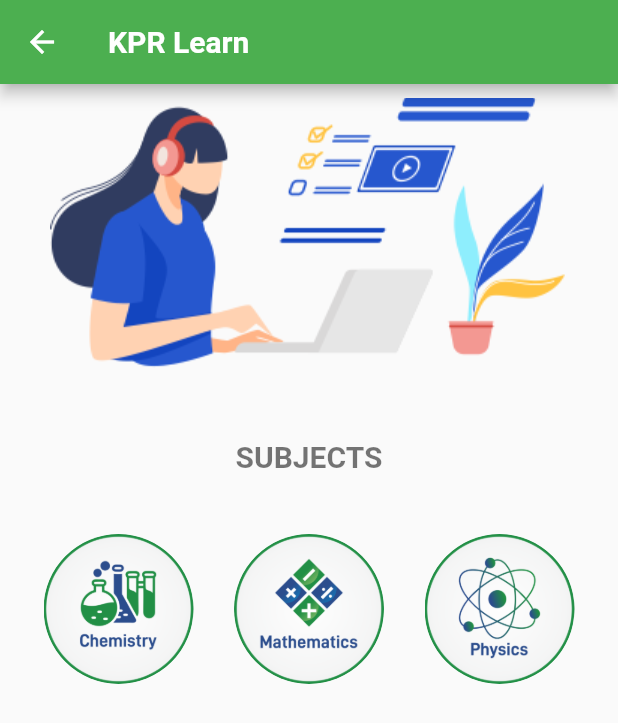
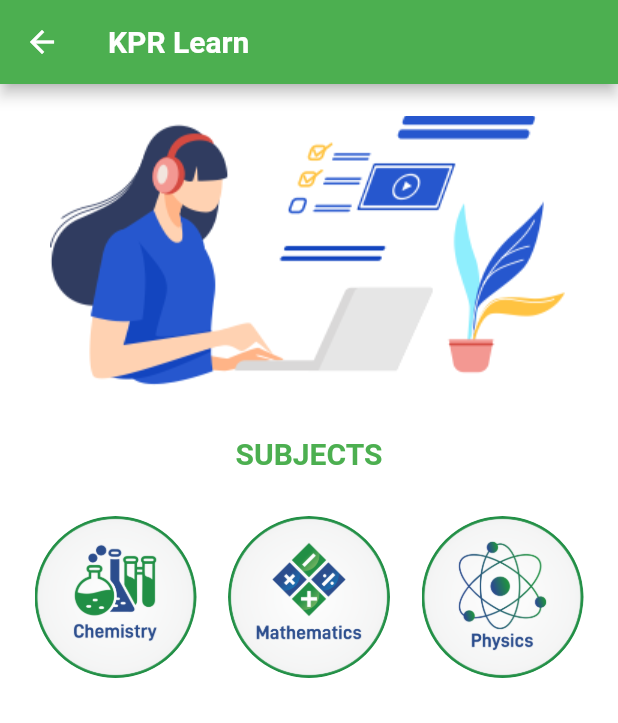
Before and after one commit to praveen-venkatachalam/flutter-quiz-app, a Flutter app: the subjectPage screen opened by its route, on a phone screen of 412 x 824 dp. Shown: the top 723 px of the screen. Run offline on Flutter 3.47's test engine with Material 2 defaults, Android fonts, the phone set to English and light mode, and no system bars; our stand-ins replace auto_size_text, carousel_slider, flutter_riverpod, percent_indicator, shared_preferences, sqflite and 1 more; accounts and stored records are empty.

Commit message:
subject page

```diff
--- a/lib/screens/home_page.dart
+++ b/lib/screens/home_page.dart
@@ -37,7 +37,7 @@ class _MyCategoryPage extends State<MyCategoryPage> {
               //only 'Exam' category help user make a quiz
               Category category = new Category();
               category.ID = -1;
-              category.name = "Exam";
+              category.name = "Module Test";
               snapshot.data.add(category);
               return GridView.count(
                 crossAxisCount: 2,
--- a/lib/screens/show_result.dart
+++ b/lib/screens/show_result.dart
@@ -22,7 +22,7 @@ class _MyResultPageState extends State<MyResultPage> {
         child: Scaffold(
           appBar: AppBar(
             backgroundColor: Colors.green,
-            title: Text('Quiz exam'),
+            title: Text('Module Test'),
             leading: GestureDetector(
               onTap: () => Navigator.pop(context),
               child: Icon(Icons.arrow_back),
--- a/lib/screens/subject.dart
+++ b/lib/screens/subject.dart
@@ -14,6 +14,7 @@ class _subjectPageState extends State<subjectPage> {
     SystemChrome.setPreferredOrientations(
         [DeviceOrientation.portraitDown, DeviceOrientation.portraitUp]);
     return Scaffold(
+      backgroundColor: Colors.white,
       appBar: AppBar(
         backgroundColor: Colors.green,
         title: Text(
@@ -26,16 +27,16 @@ class _subjectPageState extends State<subjectPage> {
       ),
       body: SingleChildScrollView(
         child: Column(
-          mainAxisAlignment: MainAxisAlignment.start,
-          crossAxisAlignment: CrossAxisAlignment.end,
           children: [
             Padding(
               padding: EdgeInsets.symmetric(vertical: 1.0, horizontal: 2.0),
               child: Column(
                 children: [
                   Container(
+                    margin:
+                        EdgeInsets.only(left: 0, top: 0, right: 0, bottom: 0),
                     child: Padding(
-                      padding: const EdgeInsets.all(8.0),
+                      padding: const EdgeInsets.all(20.0),
                       child: InkWell(
                         onTap: () {
                           openCalenderPage();
@@ -46,20 +47,23 @@ class _subjectPageState extends State<subjectPage> {
                       ),
                     ),
                   ),
+                  SizedBox(
+                    height: 4.0,
+                  ),
                   Container(
                     margin:
-                        EdgeInsets.only(left: 0, top: 40, right: 0, bottom: 0),
+                        EdgeInsets.only(left: 0, top: 0, right: 0, bottom: 20),
                     child: Column(
                       children: [
                         Container(
                           margin: EdgeInsets.only(
-                              left: 0, top: 0, right: 0, bottom: 40),
+                              left: 0, top: 10, right: 0, bottom: 30),
                           child: Text(
                             'SUBJECTS',
                             style: TextStyle(
                               fontSize: 20,
                               fontWeight: FontWeight.bold,
-                              color: Colors.black54,
+                              color: Colors.green,
                             ),
                           ),
                         ),
@@ -69,8 +73,8 @@ class _subjectPageState extends State<subjectPage> {
                             children: [
                               Container(
                                 // changing from 200 to 150 as to look better
-                                height: 100.0,
-                                width: 100.0,
+                                height: 108.0,
+                                width: 108.0,
                                 child: ClipOval(
                                   child: InkWell(
                                     onTap: () {
@@ -85,8 +89,8 @@ class _subjectPageState extends State<subjectPage> {
                               ),
                               Container(
                                 // changing from 200 to 150 as to look better
-                                height: 100.0,
-                                width: 100.0,
+                                height: 108.0,
+                                width: 108.0,
                                 child: ClipOval(
                                   child: Image(
                                     fit: BoxFit.cover,
@@ -96,8 +100,8 @@ class _subjectPageState extends State<subjectPage> {
                               ),
                               Container(
                                 // changing from 200 to 150 as to look better
-                                height: 100.0,
-                                width: 100.0,
+                                height: 108.0,
+                                width: 108.0,
                                 child: ClipOval(
                                   child: Image(
                                     fit: BoxFit.cover,
```
Also changed, not shown: 1 other file.
